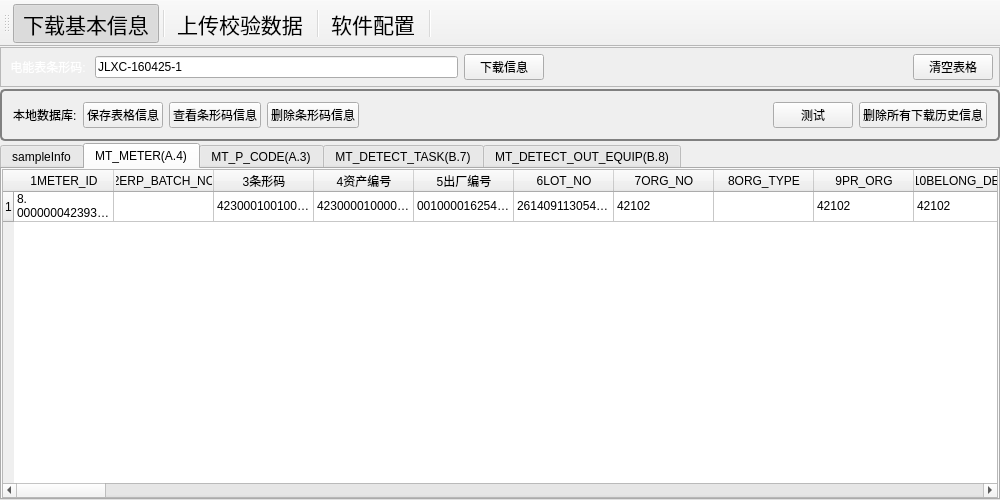
Above: mainwindow.ui from flimmy78/EM_infoSys.WH before the change. Below: the same form after it.
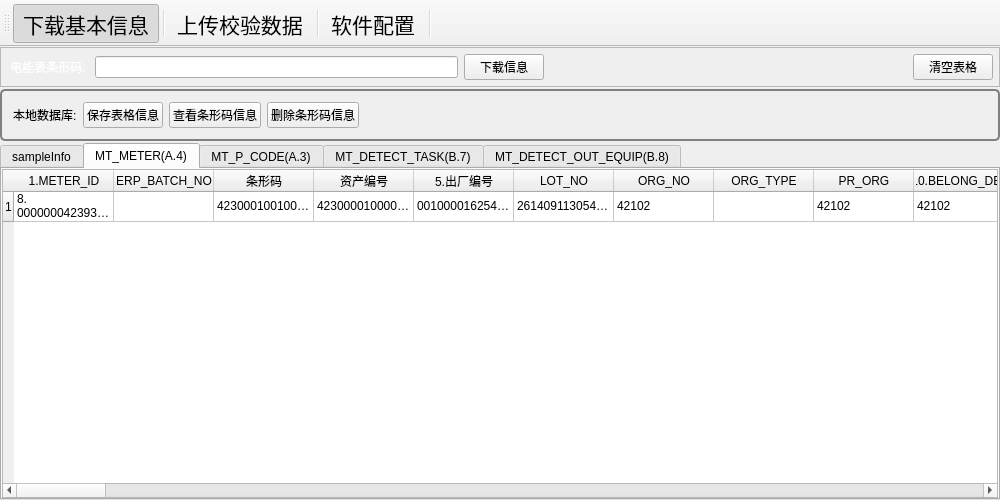
That is the form after the change. The open tabs and pages were chosen to show the change. Icons and pictures are not drawn.

The edit to the form file:
```diff
--- a/mainwindow.ui
+++ b/mainwindow.ui
@@ -71,7 +71,7 @@
            <item row="1" column="1">
             <widget class="QLineEdit" name="EM_down_barCode_LnEdit">
              <property name="text">
-              <string>JLXC-160425-1</string>
+              <string/>
              </property>
             </widget>
            </item>
@@ -190,20 +190,6 @@
              </property>
             </spacer>
            </item>
-           <item row="0" column="5">
-            <widget class="QPushButton" name="EM_save_XML_PsBtn">
-             <property name="text">
-              <string>测试</string>
-             </property>
-            </widget>
-           </item>
-           <item row="0" column="6">
-            <widget class="QPushButton" name="EM_options_deleteLocalSqlAll_PsBtn">
-             <property name="text">
-              <string>删除所有下载历史信息</string>
-             </property>
-            </widget>
-           </item>
           </layout>
          </widget>
         </item>
@@ -355,477 +341,477 @@
               </row>
               <column>
                <property name="text">
-                <string>1METER_ID</string>
+                <string>1.METER_ID</string>
                </property>
               </column>
               <column>
                <property name="text">
-                <string>2ERP_BATCH_NO</string>
+                <string>ERP_BATCH_NO</string>
                </property>
               </column>
               <column>
                <property name="text">
-                <string>3条形码</string>
+                <string>条形码</string>
                </property>
               </column>
               <column>
                <property name="text">
-                <string>4资产编号</string>
+                <string>资产编号</string>
                </property>
               </column>
               <column>
                <property name="text">
-                <string>5出厂编号</string>
+                <string>5.出厂编号</string>
                </property>
               </column>
               <column>
                <property name="text">
-                <string>6LOT_NO</string>
+                <string>LOT_NO</string>
                </property>
               </column>
               <column>
                <property name="text">
-                <string>7ORG_NO</string>
+                <string>ORG_NO</string>
                </property>
               </column>
               <column>
                <property name="text">
-                <string>8ORG_TYPE</string>
+                <string>ORG_TYPE</string>
                </property>
               </column>
               <column>
                <property name="text">
-                <string>9PR_ORG</string>
+                <string>PR_ORG</string>
                </property>
               </column>
               <column>
                <property name="text">
-                <string>10BELONG_DEPT</string>
+                <string>10.BELONG_DEPT</string>
                </property>
               </column>
               <column>
                <property name="text">
-                <string>11CONTRACT_ID</string>
+                <string>CONTRACT_ID</string>
                </property>
               </column>
               <column>
                <property name="text">
-                <string>12CONTRACT_NO</string>
+                <string>CONTRACT_NO</string>
                </property>
               </column>
               <column>
                <property name="text">
-                <string>13RCV_ID</string>
+                <string>RCV_ID</string>
                </property>
               </column>
               <column>
                <property name="text">
-                <string>14ARRIVE_BATCH_NO</string>
+                <string>ARRIVE_BATCH_NO</string>
                </property>
               </column>
               <column>
                <property name="text">
-                <string>15AREA_CODE</string>
+                <string>AREA_CODE</string>
                </property>
               </column>
               <column>
                <property name="text">
-                <string>16STORE_AREA_SORT</string>
+                <string>STORE_AREA_SORT</string>
                </property>
               </column>
               <column>
                <property name="text">
-                <string>17WH_ID</string>
+                <string>WH_ID</string>
                </property>
               </column>
               <column>
                <property name="text">
-                <string>18WH_AREA_ID</string>
+                <string>WH_AREA_ID</string>
                </property>
               </column>
               <column>
                <property name="text">
-                <string>19STORE_AREA_ID</string>
+                <string>STORE_AREA_ID</string>
                </property>
               </column>
               <column>
                <property name="text">
-                <string>20STORE_LOC_ID</string>
+                <string>20.STORE_LOC_ID</string>
                </property>
               </column>
               <column>
                <property name="text">
-                <string>21PALLET_BAR_CODE</string>
+                <string>PALLET_BAR_CODE</string>
                </property>
               </column>
               <column>
                <property name="text">
-                <string>22BOX_BAR_CODE</string>
+                <string>BOX_BAR_CODE</string>
                </property>
               </column>
               <column>
                <property name="text">
-                <string>23SORT_CODE</string>
+                <string>SORT_CODE</string>
                </property>
               </column>
               <column>
                <property name="text">
-                <string>24TYPE_CODE</string>
+                <string>TYPE_CODE</string>
                </property>
               </column>
               <column>
                <property name="text">
-                <string>25MODEL_CODE</string>
+                <string>25.MODEL_CODE</string>
                </property>
               </column>
               <column>
                <property name="text">
-                <string>26WIRING_MODE</string>
+                <string>WIRING_MODE</string>
                </property>
               </column>
               <column>
                <property name="text">
-                <string>27VOLT_CODE</string>
+                <string>VOLT_CODE</string>
                </property>
               </column>
               <column>
                <property name="text">
-                <string>28RATED_CURRENT</string>
+                <string>RATED_CURRENT</string>
                </property>
               </column>
               <column>
                <property name="text">
-                <string>29OVERLOAD_FACTOR</string>
+                <string>OVERLOAD_FACTOR</string>
                </property>
               </column>
               <column>
                <property name="text">
-                <string>30AP_PRE_LEVEL_CODE</string>
+                <string>30.AP_PRE_LEVEL_CODE</string>
                </property>
               </column>
               <column>
                <property name="text">
-                <string>31RP_PRE_LEVEL_CODE</string>
+                <string>RP_PRE_LEVEL_CODE</string>
                </property>
               </column>
               <column>
                <property name="text">
-                <string>32METER_DIGITS</string>
+                <string>METER_DIGITS</string>
                </property>
               </column>
               <column>
                <property name="text">
-                <string>33TS_DIGITS</string>
+                <string>TS_DIGITS</string>
                </property>
               </column>
               <column>
                <property name="text">
-                <string>34CONST_CODE</string>
+                <string>CONST_CODE</string>
                </property>
               </column>
               <column>
                <property name="text">
-                <string>35RP_CONSTANT</string>
+                <string>35.RP_CONSTANT</string>
                </property>
               </column>
               <column>
                <property name="text">
-                <string>36MANUFACTURER</string>
+                <string>MANUFACTURER</string>
                </property>
               </column>
               <column>
                <property name="text">
-                <string>37MADE_DATE</string>
+                <string>MADE_DATE</string>
                </property>
               </column>
               <column>
                <property name="text">
-                <string>38EQIP_PRC</string>
+                <string>EQIP_PRC</string>
                </property>
               </column>
               <column>
                <property name="text">
-                <string>39SELF_FACTOR</string>
+                <string>SELF_FACTOR</string>
                </property>
               </column>
               <column>
                <property name="text">
-                <string>40BOTH_WAY_CALC</string>
+                <string>40.BOTH_WAY_CALC</string>
                </property>
               </column>
               <column>
                <property name="text">
-                <string>41PREPAY_FLAG</string>
+                <string>PREPAY_FLAG</string>
                </property>
               </column>
               <column>
                <property name="text">
-                <string>42MULTIRATE_FALG</string>
+                <string>MULTIRATE_FALG</string>
                </property>
               </column>
               <column>
                <property name="text">
-                <string>43DEMAND_METER_FLAG</string>
+                <string>DEMAND_METER_FLAG</string>
                </property>
               </column>
               <column>
                <property name="text">
-                <string>44HARMONIC_MEAS_FALG</string>
+                <string>HARMONIC_MEAS_FALG</string>
                </property>
               </column>
               <column>
                <property name="text">
-                <string>45CC_PREVENT_FLAG</string>
+                <string>45.CC_PREVENT_FLAG</string>
                </property>
               </column>
               <column>
                <property name="text">
-                <string>46PULSE_CONSTANT_CODE</string>
+                <string>PULSE_CONSTANT_CODE</string>
                </property>
               </column>
               <column>
                <property name="text">
-                <string>47PULSE_AMPLITUDE_CODE</string>
+                <string>PULSE_AMPLITUDE_CODE</string>
                </property>
               </column>
               <column>
                <property name="text">
-                <string>48PULSE_SORT_CODE</string>
+                <string>PULSE_SORT_CODE</string>
                </property>
               </column>
               <column>
                <property name="text">
-                <string>49FREQ_CODE</string>
+                <string>FREQ_CODE</string>
                </property>
               </column>
               <column>
                <property name="text">
-                <string>50CON_MODE</string>
+                <string>50.CON_MODE</string>
                </property>
               </column>
               <column>
                <property name="text">
-                <string>51READING_TYPE_CODE</string>
+                <string>READING_TYPE_CODE</string>
                </property>
               </column>
               <column>
                <property name="text">
-                <string>52METER_USAGE</string>
+                <string>METER_USAGE</string>
                </property>
               </column>
               <column>
                <property name="text">
-                <string>53MEAS_THEORY</string>
+                <string>MEAS_THEORY</string>
                </property>
               </column>
               <column>
                <property name="text">
-                <string>54BEARING_STRUC</string>
+                <string>BEARING_STRUC</string>
                </property>
               </column>
               <column>
                <property name="text">
-                <string>55CI</string>
+                <string>55.CI</string>
                </property>
               </column>
               <column>
                <property name="text">
-                <string>56RELAY_JOINT</string>
+                <string>RELAY_JOINT</string>
                </property>
               </column>
               <column>
                <property name="text">
-                <string>57ELEC_MEAS_DISP_FLAG</string>
+                <string>ELEC_MEAS_DISP_FLAG</string>
                </property>
               </column>
               <column>
                <property name="text">
-                <string>58VL_FLAG</string>
+                <string>VL_FLAG</string>
                </property>
               </column>
               <column>
                <property name="text">
-                <string>59CL_FLAG</string>
+                <string>CL_FLAG</string>
                </property>
               </column>
               <column>
                <property name="text">
-                <string>60ANTI_PHASE_FLAG</string>
+                <string>60.ANTI_PHASE_FLAG</string>
                </property>
               </column>
               <column>
                <property name="text">
-                <string>61SUPER_POWER_FLAG</string>
+                <string>SUPER_POWER_FLAG</string>
                </property>
               </column>
               <column>
                <property name="text">
-                <string>62LOAD_CURVE_FLAG</string>
+                <string>LOAD_CURVE_FLAG</string>
                </property>
               </column>
               <column>
                <property name="text">
-                <string>63POWEROFF_MR_FLAG</string>
+                <string>POWEROFF_MR_FLAG</string>
                </property>
               </column>
               <column>
                <property name="text">
-                <string>64INFRARED_FLAG</string>
+                <string>INFRARED_FLAG</string>
                </property>
               </column>
               <column>
                <property name="text">
-                <string>65DOC_TYPE_CODE</string>
+                <string>65.DOC_TYPE_CODE</string>
                </property>
               </column>
               <column>
                <property name="text">
-                <string>66LATEST_CHK_DATE</string>
+                <string>LATEST_CHK_DATE</string>
                </property>
               </column>
               <column>
                <property name="text">
-                <string>67INST_DATE</string>
+                <string>INST_DATE</string>
                </property>
               </column>
               <column>
                <property name="text">
-                <string>68RMV_DATE</string>
+                <string>RMV_DATE</string>
                </property>
               </column>
               <column>
                <property name="text">
-                <string>69ROTATE_CYCLE</string>
+                <string>ROTATE_CYCLE</string>
                </property>
               </column>
               <column>
                <property name="text">
-                <string>70DISCARD_REASON</string>
+                <string>70.DISCARD_REASON</string>
                </property>
               </column>
               <column>
                <property name="text">
-                <string>71DESCARD_DATE</string>
+                <string>DESCARD_DATE</string>
                </property>
               </column>
               <column>
                <property name="text">
-                <string>72PR_CODE</string>
+                <string>PR_CODE</string>
                </property>
               </column>
               <column>
                <property name="text">
-                <string>73HANDOVER_DEPT</string>
+                <string>HANDOVER_DEPT</string>
                </property>
               </column>
               <column>
                <property name="text">
-                <string>74HANDOVER_DATE</string>
+                <string>HANDOVER_DATE</string>
                </property>
               </column>
               <column>
                <property name="text">
-                <string>75CUR_STATUS_CODE</string>
+                <string>75.CUR_STATUS_CODE</string>
                </property>
               </column>
               <column>
                <property name="text">
-                <string>76BORROW_FLAG</string>
+                <string>BORROW_FLAG</string>
                </property>
               </column>
               <column>
                <property name="text">
-                <string>77NEW_FLAG</string>
+                <string>NEW_FLAG</string>
                </property>
               </column>
               <column>
                <property name="text">
-                <string>78DOC_CREATOR_NO</string>
+                <string>DOC_CREATOR_NO</string>
                </property>
               </column>
               <column>
                <property name="text">
-                <string>79DOC_CREATE_DATE</string>
+                <string>DOC_CREATE_DATE</string>
                </property>
               </column>
               <column>
                <property name="text">
-                <string>80BAUDRATE_CODE</string>
+                <string>80.BAUDRATE_CODE</string>
                </property>
               </column>
               <column>
                <property name="text">
-                <string>81METER_CLOSE_MODE</string>
+                <string>METER_CLOSE_MODE</string>
                </property>
               </column>
               <column>
                <property name="text">
-                <string>82REGISTER_MODE</string>
+                <string>2REGISTER_MODE</string>
                </property>
               </column>
               <column>
                <property name="text">
-                <string>83DISP_MODE</string>
+                <string>DISP_MODE</string>
                </property>
               </column>
               <column>
                <property name="text">
-                <string>84HARD_VER</string>
+                <string>HARD_VER</string>
                </property>
               </column>
               <column>
                <property name="text">
-                <string>85SOFT_VER</string>
+                <string>85.SOFT_VER</string>
                </property>
               </column>
               <column>
                <property name="text">
-                <string>86RS485_ROUTE_QTY</string>
+                <string>RS485_ROUTE_QTY</string>
                </property>
               </column>
               <column>
                <property name="text">
-                <string>87COMM_PROT_CODE</string>
+                <string>COMM_PROT_CODE</string>
                </property>
               </column>
               <column>
                <property name="text">
-                <string>88COMM_MODE</string>
+                <string>COMM_MODE</string>
                </property>
               </column>
               <column>
                <property name="text">
-                <string>89ATTACHEQUIP_TYPE_CODE</string>
+                <string>ATTACHEQUIP_TYPE_CODE</string>
                </property>
               </column>
               <column>
                <property name="text">
-                <string>90CARRIER_WAVE_ID</string>
+                <string>90.CARRIER_WAVE_ID</string>
                </property>
               </column>
               <column>
                <property name="text">
-                <string>91REMARK</string>
+                <string>REMARK</string>
                </property>
               </column>
               <column>
                <property name="text">
-                <string>92WRITE_DATE</string>
+                <string>WRITE_DATE</string>
                </property>
               </column>
               <column>
                <property name="text">
-                <string>93HANDLE_FLAG</string>
+                <string>HANDLE_FLAG</string>
                </property>
               </column>
               <column>
                <property name="text">
-                <string>94HANDLE_DATE</string>
+                <string>HANDLE_DATE</string>
                </property>
               </column>
               <column>
                <property name="text">
-                <string>95LATEST_DETECT_DATE</string>
+                <string>95.LATEST_DETECT_DATE</string>
                </property>
               </column>
               <column>
@@ -3209,6 +3195,33 @@
              </property>
             </widget>
            </item>
+           <item row="1" column="10">
+            <widget class="QPushButton" name="EM_options_deleteLocalSqlAll_PsBtn">
+             <property name="text">
+              <string>删除所有下载历史信息</string>
+             </property>
+            </widget>
+           </item>
+           <item row="0" column="8">
+            <spacer name="horizontalSpacer_2">
+             <property name="orientation">
+              <enum>Qt::Horizontal</enum>
+             </property>
+             <property name="sizeHint" stdset="0">
+              <size>
+               <width>40</width>
+               <height>20</height>
+              </size>
+             </property>
+            </spacer>
+           </item>
+           <item row="0" column="10">
+            <widget class="QPushButton" name="EM_save_XML_PsBtn">
+             <property name="text">
+              <string>测试</string>
+             </property>
+            </widget>
+           </item>
           </layout>
          </widget>
         </item>
```
Left out of the diff: 190 changed lines with no effect on the pictures.
